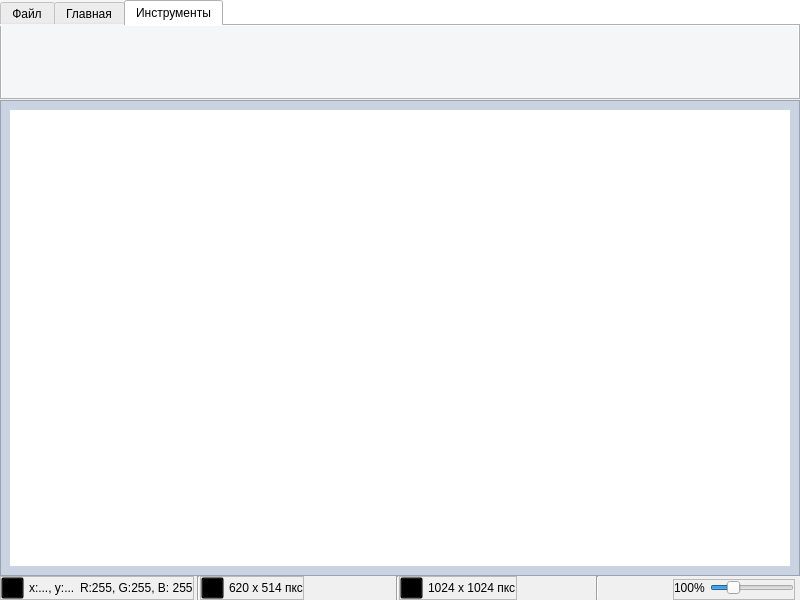
First picture: the form in views/ui/main_window.ui, repository Vityshha/educational-photoshop, before the edit.
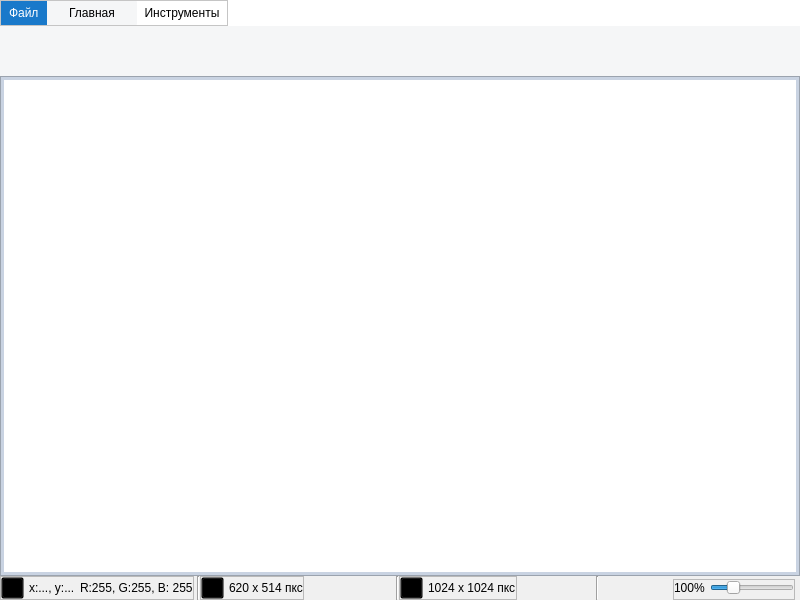
Second picture: the form after the edit. Icons and pictures are not drawn.

```diff
--- a/views/ui/main_window.ui
+++ b/views/ui/main_window.ui
@@ -42,7 +42,7 @@
        </sizepolicy>
       </property>
       <property name="styleSheet">
-       <string notr="true">background-color: rgba(245, 246, 247, 0);</string>
+       <string notr="true">background-color: rgb(255, 255, 255);</string>
       </property>
       <property name="frameShape">
        <enum>QFrame::NoFrame</enum>
@@ -53,7 +53,7 @@
       <property name="lineWidth">
        <number>0</number>
       </property>
-      <layout class="QHBoxLayout" name="horizontalLayout_6">
+      <layout class="QVBoxLayout" name="verticalLayout_2">
        <property name="spacing">
         <number>0</number>
        </property>
@@ -69,35 +69,148 @@
        <property name="bottomMargin">
         <number>0</number>
        </property>
+       <item alignment="Qt::AlignLeft">
+        <widget class="QFrame" name="frame_3">
+         <property name="frameShape">
+          <enum>QFrame::StyledPanel</enum>
+         </property>
+         <property name="frameShadow">
+          <enum>QFrame::Raised</enum>
+         </property>
+         <layout class="QHBoxLayout" name="horizontalLayout_6">
+          <property name="spacing">
+           <number>0</number>
+          </property>
+          <property name="leftMargin">
+           <number>0</number>
+          </property>
+          <property name="topMargin">
+           <number>0</number>
+          </property>
+          <property name="rightMargin">
+           <number>0</number>
+          </property>
+          <property name="bottomMargin">
+           <number>0</number>
+          </property>
+          <item>
+           <widget class="QLabel" name="cb_file">
+            <property name="styleSheet">
+             <string notr="true">background-color: rgb(25, 121, 202); 
+color: rgb(255, 255, 255);
+padding: 5px;
+</string>
+            </property>
+            <property name="text">
+             <string>Файл</string>
+            </property>
+           </widget>
+          </item>
+          <item alignment="Qt::AlignLeft">
+           <widget class="QPushButton" name="btn_main">
+            <property name="mouseTracking">
+             <bool>true</bool>
+            </property>
+            <property name="styleSheet">
+             <string notr="true">QPushButton {
+    border-radius: 1px;       /* Закругленные углы */
+    background-color: rgb(255, 255, 255);  /* Белый фон */
+    min-width: 80px;          /* Минимальная ширина */
+    padding: 5px;             /* Отступы внутри кнопки */
+    border: none;             /* Убираем границу */
+}
+
+QPushButton:checked {
+    background-color: rgb(245, 246, 247);  /* Серый фон при нажатии */
+    padding: 5px;             /* Отступы внутри кнопки */
+    border: none;             /* Убираем границу */
+}</string>
+            </property>
+            <property name="text">
+             <string>Главная</string>
+            </property>
+            <property name="checkable">
+             <bool>true</bool>
+            </property>
+            <property name="checked">
+             <bool>true</bool>
+            </property>
+           </widget>
+          </item>
+          <item alignment="Qt::AlignLeft">
+           <widget class="QPushButton" name="btn_tools">
+            <property name="styleSheet">
+             <string notr="true">QPushButton {
+    border-radius: 1px;       /* Закругленные углы */
+    background-color: rgb(255, 255, 255);  /* Белый фон */
+    min-width: 80px;          /* Минимальная ширина */
+    padding: 5px;             /* Отступы внутри кнопки */
+    border: none;             /* Убираем границу */
+}
+
+QPushButton:checked {
+    background-color: rgb(245, 246, 247);  /* Серый фон при нажатии */
+    padding: 5px;             /* Отступы внутри кнопки */
+    border: none;             /* Убираем границу */
+}</string>
+            </property>
+            <property name="text">
+             <string>Инструменты</string>
+            </property>
+            <property name="checkable">
+             <bool>true</bool>
+            </property>
+           </widget>
+          </item>
+         </layout>
+        </widget>
+       </item>
        <item>
-        <widget class="QTabWidget" name="tabWidget">
+        <widget class="QFrame" name="frame_2">
          <property name="minimumSize">
           <size>
            <width>0</width>
-           <height>100</height>
+           <height>50</height>
           </size>
          </property>
-         <property name="styleSheet">
-          <string notr="true">background-color: rgb(245, 246, 247);</string>
+         <property name="frameShape">
+          <enum>QFrame::NoFrame</enum>
          </property>
-         <property name="currentIndex">
-          <number>2</number>
+         <property name="frameShadow">
+          <enum>QFrame::Raised</enum>
          </property>
-         <widget class="QWidget" name="tab_3">
-          <attribute name="title">
-           <string>Файл</string>
-          </attribute>
-         </widget>
-         <widget class="QWidget" name="tab">
-          <attribute name="title">
-           <string>Главная</string>
-          </attribute>
-         </widget>
-         <widget class="QWidget" name="tab_2">
-          <attribute name="title">
-           <string>Инструменты</string>
-          </attribute>
-         </widget>
+         <property name="lineWidth">
+          <number>0</number>
+         </property>
+         <layout class="QHBoxLayout" name="horizontalLayout_8">
+          <property name="spacing">
+           <number>0</number>
+          </property>
+          <property name="leftMargin">
+           <number>0</number>
+          </property>
+          <property name="topMargin">
+           <number>0</number>
+          </property>
+          <property name="rightMargin">
+           <number>0</number>
+          </property>
+          <property name="bottomMargin">
+           <number>0</number>
+          </property>
+          <item>
+           <widget class="QStackedWidget" name="stackedWidget">
+            <property name="styleSheet">
+             <string notr="true">background-color: rgb(245, 246, 247); </string>
+            </property>
+            <property name="lineWidth">
+             <number>0</number>
+            </property>
+            <widget class="QWidget" name="main_page"/>
+            <widget class="QWidget" name="tools_page"/>
+           </widget>
+          </item>
+         </layout>
         </widget>
        </item>
       </layout>
@@ -121,6 +234,21 @@
        <enum>QFrame::Raised</enum>
       </property>
       <layout class="QHBoxLayout" name="horizontalLayout_7">
+       <property name="spacing">
+        <number>3</number>
+       </property>
+       <property name="leftMargin">
+        <number>3</number>
+       </property>
+       <property name="topMargin">
+        <number>3</number>
+       </property>
+       <property name="rightMargin">
+        <number>3</number>
+       </property>
+       <property name="bottomMargin">
+        <number>3</number>
+       </property>
        <item>
         <widget class="QLabel" name="lbl_paint">
          <property name="styleSheet">
```
